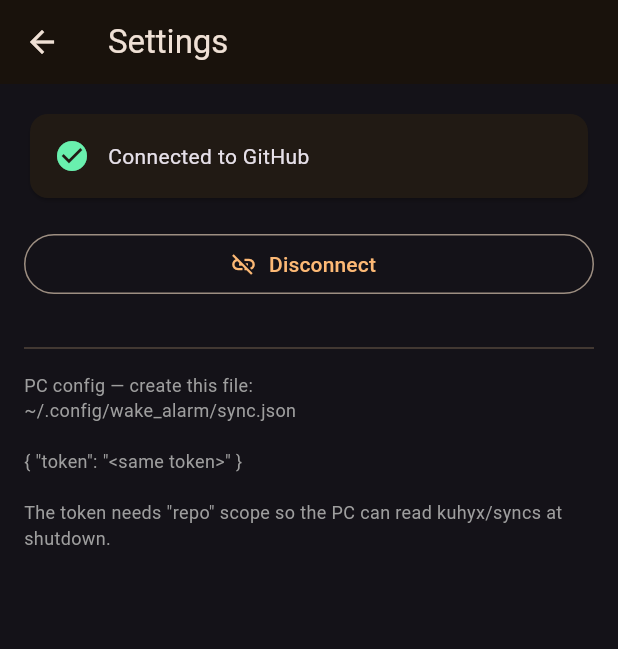
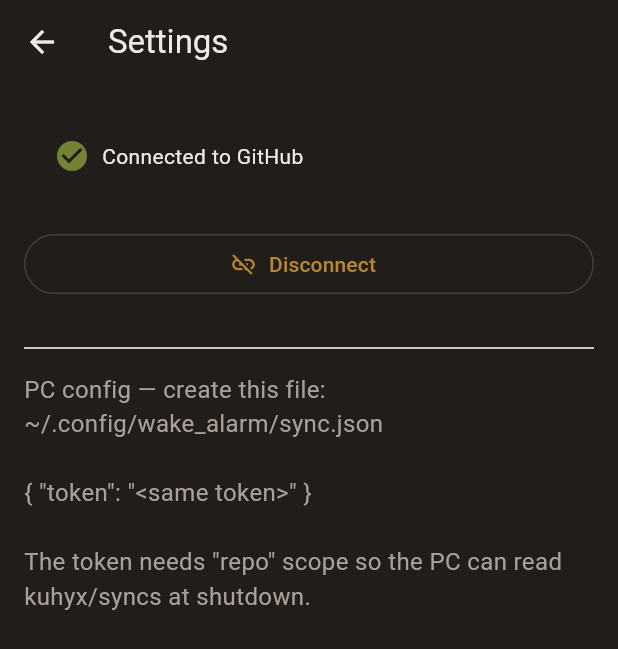
Before and after one commit to kuhyx/wake-alarm, a Flutter app: the screen it shows after launch, after a tap on the "settings" icon, on a phone screen of 412 x 824 dp. Shown: the top 649 px of the screen. Run offline on Flutter 3.47's test engine with Material 3 defaults, Android fonts, the phone set to English and light mode, and no system bars; our stand-ins replace flutter_secure_storage, shared_preferences; missing offline and left inert: android_intent_plus, crdt_sync; network calls fail.

Commit message:
phone_app: warm-tint the unified-design-system palette
Adds theme.dart (dark-only ColorScheme + AppStatusColors
success/warning extension), wired into main.dart, home_screen.dart,
and settings_screen.dart. Fixes DESIGN_AUDIT_TODO violations: raw
Colors.* replaced with theme roles, off-grid spacing, sub-16px text,
and icon-contrast dimming.

```diff
--- a/phone_app/lib/main.dart
+++ b/phone_app/lib/main.dart
@@ -1,6 +1,7 @@
 import 'package:flutter/material.dart';
 
 import 'package:wake_alarm_sync/screens/home_screen.dart';
+import 'package:wake_alarm_sync/ui/theme.dart';
 
 /// Entry point.
 void main() => runApp(const WakeAlarmSyncApp());
@@ -14,12 +15,7 @@
   Widget build(BuildContext context) {
     return MaterialApp(
       title: 'Wake Alarm Sync',
-      theme: ThemeData.dark(useMaterial3: true).copyWith(
-        colorScheme: ColorScheme.fromSeed(
-          seedColor: Colors.orange,
-          brightness: Brightness.dark,
-        ),
-      ),
+      theme: buildAppTheme(),
       home: const HomeScreen(),
     );
   }
--- a/phone_app/lib/screens/home_screen.dart
+++ b/phone_app/lib/screens/home_screen.dart
@@ -6,6 +6,7 @@
 import 'package:wake_alarm_sync/screens/settings_screen.dart';
 import 'package:wake_alarm_sync/services/alarm_sync_service.dart';
 import 'package:wake_alarm_sync/services/sync_settings.dart';
+import 'package:wake_alarm_sync/ui/theme.dart';
 
 /// Main screen: displays the current alarm time and syncs it to the PC via
 /// the shared crdt_sync transport.
@@ -131,7 +132,11 @@
         title: const Text('Wake Alarm Sync'),
         actions: [
           IconButton(
-            icon: const Icon(Icons.settings),
+            icon: Icon(
+              Icons.settings,
+              // Dimmed relative to the adjacent title text (rule 28).
+              color: Theme.of(context).colorScheme.onSurfaceVariant,
+            ),
             onPressed: () async {
               await Navigator.push<void>(
                 context,
@@ -195,16 +200,22 @@
                   textAlign: TextAlign.center,
                   style: TextStyle(
                     color: _status.contains('Error')
-                        ? Colors.redAccent
-                        : Colors.greenAccent,
+                        ? Theme.of(context).colorScheme.error
+                        : Theme.of(
+                            context,
+                          ).extension<AppStatusColors>()!.success,
                   ),
                 ),
               if (!_configured) ...[
                 const SizedBox(height: 16),
-                const Text(
+                Text(
                   'Open Settings (gear icon) to connect GitHub.',
                   textAlign: TextAlign.center,
-                  style: TextStyle(color: Colors.orange),
+                  style: TextStyle(
+                    color: Theme.of(
+                      context,
+                    ).extension<AppStatusColors>()!.warning,
+                  ),
                 ),
               ],
             ],
--- a/phone_app/lib/screens/settings_screen.dart
+++ b/phone_app/lib/screens/settings_screen.dart
@@ -6,6 +6,7 @@
 
 import 'package:wake_alarm_sync/services/github_device_auth.dart';
 import 'package:wake_alarm_sync/services/sync_settings.dart';
+import 'package:wake_alarm_sync/ui/theme.dart';
 
 /// Settings screen for the GitHub connection used to sync the alarm.
 ///
@@ -108,7 +109,7 @@
                     : const Icon(Icons.link),
                 label: const Text('Connect GitHub'),
                 style: ElevatedButton.styleFrom(
-                  padding: const EdgeInsets.symmetric(vertical: 14),
+                  padding: const EdgeInsets.symmetric(vertical: 16),
                   textStyle: const TextStyle(fontSize: 16),
                 ),
               )
@@ -124,18 +125,26 @@
                 _status,
                 style: TextStyle(
                   color: _status.contains('Error')
-                      ? Colors.redAccent
-                      : Colors.greenAccent,
+                      ? Theme.of(context).colorScheme.error
+                      : Theme.of(
+                          context,
+                        ).extension<AppStatusColors>()!.success,
                 ),
               ),
             const Divider(height: 32),
-            const Text(
+            Text(
               'PC config — create this file:\n'
               '~/.config/wake_alarm/sync.json\n\n'
               '{ "token": "<same token>" }\n\n'
               'The token needs "repo" scope so the PC can read '
               'kuhyx/syncs at shutdown.',
-              style: TextStyle(fontSize: 12, color: Colors.grey),
+              // Was 12px/Colors.grey — below the 16px reading floor (rule
+              // 20) and off-palette (rule 4); this is real setup
+              // instructions, not decorative chrome.
+              style: TextStyle(
+                fontSize: 16,
+                color: Theme.of(context).colorScheme.onSurfaceVariant,
+              ),
             ),
           ],
         ),
@@ -151,6 +160,8 @@
 
   @override
   Widget build(BuildContext context) {
+    final colorScheme = Theme.of(context).colorScheme;
+    final success = Theme.of(context).extension<AppStatusColors>()!.success;
     return Card(
       child: Padding(
         padding: const EdgeInsets.all(16),
@@ -158,9 +169,11 @@
           children: [
             Icon(
               connected ? Icons.check_circle : Icons.cancel,
-              color: connected ? Colors.greenAccent : Colors.redAccent,
+              // Dimmed relative to the adjacent label text (rule 28).
+              color: (connected ? success : colorScheme.error)
+                  .withValues(alpha: 0.8),
             ),
-            const SizedBox(width: 12),
+            const SizedBox(width: 8),
             Expanded(
               child: Text(
                 connected ? 'Connected to GitHub' : 'Not connected',
@@ -242,7 +255,10 @@
               ],
             )
           else
-            Text(_error!, style: const TextStyle(color: Colors.red)),
+            Text(
+              _error!,
+              style: TextStyle(color: Theme.of(context).colorScheme.error),
+            ),
         ],
       ),
       actions: [
--- /dev/null
+++ b/phone_app/lib/ui/theme.dart
@@ -0,0 +1,86 @@
+/// The app's design tokens: one identical palette shared across every one
+/// of kuhy's apps (Flutter, web, Python/Tkinter alike) — see the
+/// `unified-design-system` skill (`~/.claude/skills/unified-design-system/`)
+/// for the frozen token table this file implements. Built from an explicit
+/// `ColorScheme`, not `ColorScheme.fromSeed`, because the shared palette is
+/// hand-picked, not algorithmically derived from one seed color.
+library;
+
+import 'package:flutter/material.dart';
+
+/// Builds the app's single dark `ThemeData` from the shared token set.
+ThemeData buildAppTheme() {
+  const colorScheme = ColorScheme.dark(
+    surface: Color(0xFF211D1B), // ink
+    surfaceContainerHighest: Color(0xFF38312E), // ink-raised-2
+    surfaceContainerHigh: Color(0xFF2B2624), // ink-raised-1
+    onSurface: Color(0xFFECEAE9), // text-on-dark
+    onSurfaceVariant: Color(0xFFAAA09A), // muted-on-dark
+    outline: Color(0xFF463E3A), // line-dark
+    primary: Color(0xFFB8862E), // accent
+    onPrimary: Color(0xFF211D1B), // on-fill — filled surfaces use dark text
+    // secondary/tertiary mirror primary — the shared palette has one accent,
+    // not a separate secondary hue. Leaving these undefined lets Flutter
+    // fall back to stock Material teal on any widget that reaches for
+    // secondaryContainer (Chip, SegmentedButton, etc.) — confirmed as a
+    // real, live bug on two other apps sharing this template.
+    secondary: Color(0xFFB8862E),
+    onSecondary: Color(0xFF211D1B),
+    secondaryContainer: Color(0xFF463E3A),
+    onSecondaryContainer: Color(0xFFB8862E),
+    tertiary: Color(0xFFB8862E),
+    onTertiary: Color(0xFF211D1B),
+    tertiaryContainer: Color(0xFF463E3A),
+    onTertiaryContainer: Color(0xFFB8862E),
+    error: Color(0xFFE2585F), // danger
+    onError: Color(0xFF211D1B), // on-fill
+  );
+  return ThemeData(
+    useMaterial3: true,
+    colorScheme: colorScheme,
+    scaffoldBackgroundColor: colorScheme.surface,
+    extensions: const [AppStatusColors.dark],
+    // No custom shadow/elevation exists elsewhere in this app — the one
+    // Card (_StatusCard) is the sole place M3's default elevation would
+    // otherwise introduce a shadow in an all-dark UI (rule 26).
+    cardTheme: const CardThemeData(elevation: 0),
+  );
+}
+
+/// Semantic status colors M3's [ColorScheme] has no role for (it only has
+/// `error`). Used instead of the ad hoc `Colors.greenAccent`/`Colors.orange`
+/// literals previously scattered across both screens.
+@immutable
+class AppStatusColors extends ThemeExtension<AppStatusColors> {
+  /// Creates a status-color set.
+  const AppStatusColors({required this.success, required this.warning});
+
+  /// The shared dark-theme instance — success/warning from the unified
+  /// palette (danger already exists as `colorScheme.error`).
+  static const dark = AppStatusColors(
+    success: Color(0xFF8A9A3C),
+    warning: Color(0xFFE0A63C),
+  );
+
+  /// Positive/connected status (e.g. "Connected to GitHub").
+  final Color success;
+
+  /// Caution/pending status (e.g. "Open Settings to connect GitHub").
+  final Color warning;
+
+  @override
+  AppStatusColors copyWith({Color? success, Color? warning}) =>
+      AppStatusColors(
+        success: success ?? this.success,
+        warning: warning ?? this.warning,
+      );
+
+  @override
+  AppStatusColors lerp(AppStatusColors? other, double t) {
+    if (other is! AppStatusColors) return this;
+    return AppStatusColors(
+      success: Color.lerp(success, other.success, t) ?? success,
+      warning: Color.lerp(warning, other.warning, t) ?? warning,
+    );
+  }
+}
```
